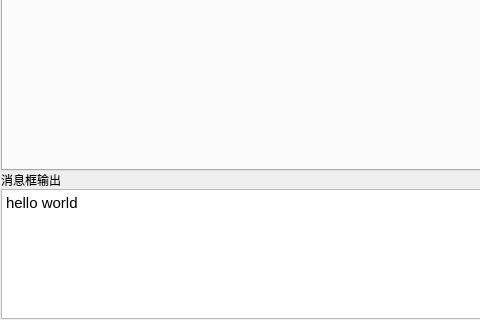
exjoshua/SON_QT, file GUIVersion_2/widget.ui: the form before one commit; both pictures show x 0 to 480 and y 280 to 600 of the 800 by 600 pixel window.
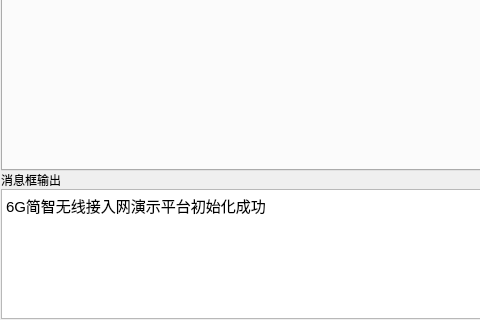
The form after the commit. Icons and pictures are not drawn.

What changed in the file:
```diff
--- a/GUIVersion_2/widget.ui
+++ b/GUIVersion_2/widget.ui
@@ -322,7 +322,7 @@
 &lt;html&gt;&lt;head&gt;&lt;meta name=&quot;qrichtext&quot; content=&quot;1&quot; /&gt;&lt;style type=&quot;text/css&quot;&gt;
 p, li { white-space: pre-wrap; }
 &lt;/style&gt;&lt;/head&gt;&lt;body style=&quot; font-family:'Ubuntu'; font-size:11pt; font-weight:400; font-style:normal;&quot;&gt;
-&lt;p style=&quot; margin-top:0px; margin-bottom:0px; margin-left:0px; margin-right:0px; -qt-block-indent:0; text-indent:0px;&quot;&gt;hello world&lt;/p&gt;&lt;/body&gt;&lt;/html&gt;</string>
+&lt;p style=&quot; margin-top:0px; margin-bottom:0px; margin-left:0px; margin-right:0px; -qt-block-indent:0; text-indent:0px;&quot;&gt;6G简智无线接入网演示平台初始化成功&lt;/p&gt;&lt;/body&gt;&lt;/html&gt;</string>
      </property>
     </widget>
    </item>
```
